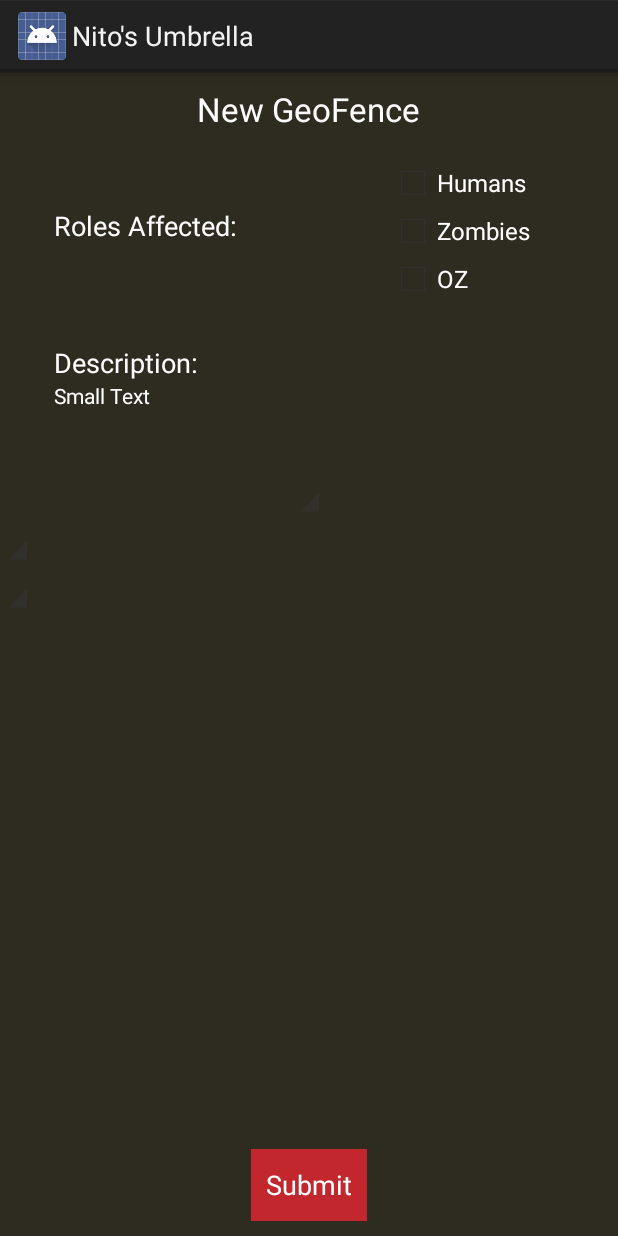
After one commit to TheComputerLiterates/App_NitosUmbrella, an Android app: the layout fragment_geo_circle.xml on its own in the app's theme, with its tools: preview values and no code run, on a phone screen of 412 x 824 dp. The commit adds this screen. Run offline under Robolectric (Android 15) with nearby library versions, the phone set to English and light mode, and no system bars.

Commit message:
Messing with GeoFence Buttons

```diff
--- /dev/null
+++ b/app/src/main/java/com/cen/complit/nitoumbrella/geoCircle.java
@@ -0,0 +1,49 @@
+package com.cen.complit.nitoumbrella;
+
+import android.app.Fragment;
+import android.content.BroadcastReceiver;
+import android.content.Context;
+import android.content.Intent;
+import android.content.IntentFilter;
+import android.os.Bundle;
+import android.support.annotation.Nullable;
+import android.support.v4.content.LocalBroadcastManager;
+import android.view.LayoutInflater;
+import android.view.View;
+import android.view.ViewGroup;
+import android.widget.ArrayAdapter;
+import android.widget.Button;
+import android.widget.Spinner;
+import android.widget.TextView;
+import android.widget.Toast;
+
+import org.apache.http.conn.ConnectTimeoutException;
+
+import java.io.File;
+import java.io.FileInputStream;
+import java.io.FileNotFoundException;
+import java.io.IOException;
+
+
+/**
+ * Created by Andrew on 1/28/2015.
+ */
+public class geoCircle extends Fragment{
+    Double myLat, myLong;
+    View rootview;
+    @Nullable
+    @Override
+    public View onCreateView(LayoutInflater inflater, ViewGroup container, Bundle savedInstanceState) {
+        rootview = inflater.inflate(R.layout.gps_layout, container, false);
+        myLat = getActivity().getIntent().getDoubleExtra("lat", 0.0);
+        myLong = getActivity().getIntent().getDoubleExtra("long", 0.0);
+
+        Spinner colorSpinner = (Spinner) rootview.findViewById(R.id.colorSpin);
+        ArrayAdapter<CharSequence> adapter = ArrayAdapter.createFromResource(getActivity(),
+                R.array.colors_array, android.R.layout.simple_spinner_item);
+        adapter.setDropDownViewResource(android.R.layout.simple_spinner_dropdown_item);
+        colorSpinner.setAdapter(adapter);
+
+        return rootview;
+    }
+}
--- a/app/src/main/java/com/cen/complit/nitoumbrella/geofence_Fragment.java
+++ b/app/src/main/java/com/cen/complit/nitoumbrella/geofence_Fragment.java
@@ -2,6 +2,7 @@ package com.cen.complit.nitoumbrella;
 
 import android.app.ActionBar;
 import android.app.Fragment;
+import android.content.Intent;
 import android.location.Location;
 import android.os.Bundle;
 import android.support.annotation.Nullable;
@@ -9,6 +10,7 @@ import android.util.Log;
 import android.view.LayoutInflater;
 import android.view.View;
 import android.view.ViewGroup;
+import android.widget.Button;
 import android.widget.EditText;
 import android.widget.RelativeLayout;
 
@@ -28,6 +30,8 @@ public class geofence_Fragment extends Fragment {
     private MapView mapView;
     private GoogleMap mymap;
     EditText myRad;
+    Button gSub;
+    Double rad, argLat, argLong;
 
     private View rootview;
     @Nullable
@@ -37,7 +41,13 @@ public class geofence_Fragment extends Fragment {
         final LatLng LANDIS = new LatLng(30.440910, -84.294993);
         myRad = new EditText(getActivity());
         myRad.setHint("Radius");
+        gSub = new Button(getActivity());
+        gSub.setText("Add!");
 
+        RelativeLayout.LayoutParams lp = new RelativeLayout.LayoutParams(ViewGroup.LayoutParams.WRAP_CONTENT, ViewGroup.LayoutParams.WRAP_CONTENT);
+        lp.addRule(RelativeLayout.CENTER_HORIZONTAL);
+        lp.addRule(RelativeLayout.ALIGN_PARENT_BOTTOM);
+        getActivity().addContentView(gSub, lp);
         getActivity().addContentView(myRad, new RelativeLayout.LayoutParams(ViewGroup.LayoutParams.WRAP_CONTENT, ViewGroup.LayoutParams.WRAP_CONTENT));
 
         mapView = (MapView) rootview.findViewById(R.id.map);
@@ -53,9 +63,10 @@ public class geofence_Fragment extends Fragment {
             @Override
             public void onMapClick(LatLng point) {
                 mymap.clear();
-                Double rad = 0.0;
+                rad = 0.0;
                 rad = Double.parseDouble(myRad.getText().toString());
-
+                argLat = point.latitude;
+                argLong = point.longitude;
                 if (rad != 0.0) {
                     mymap.addCircle(new CircleOptions()
                                     .center(point)
@@ -64,6 +75,16 @@ public class geofence_Fragment extends Fragment {
                                     .strokeColor(0x2e2b21)
                     );
                 }
+            }
+        });
+
+        gSub.setOnClickListener(new View.OnClickListener() {
+            @Override
+            public void onClick(View view) {
+                Intent newFence = new Intent(getActivity(), geoCircle.class);
+                newFence.putExtra("radius", rad);
+                newFence.putExtra("lat", argLat);
+                newFence.putExtra("long", argLong);
             }
         });
 
--- /dev/null
+++ b/app/src/main/res/layout/fragment_geo_circle.xml
@@ -0,0 +1,131 @@
+<?xml version="1.0" encoding="utf-8"?>
+<RelativeLayout xmlns:android="http://schemas.android.com/apk/res/android"
+    android:layout_width="match_parent" android:layout_height="match_parent"
+    android:background="@color/coffee">
+
+    <TextView
+        android:layout_width="wrap_content"
+        android:layout_height="wrap_content"
+        android:textAppearance="?android:attr/textAppearanceLarge"
+        android:text="New GeoFence"
+        android:id="@+id/textView"
+        android:layout_alignParentTop="true"
+        android:layout_margin="10dp"
+        android:layout_centerHorizontal="true"
+        android:layout_alignParentBottom="true"
+        android:textColor="@color/white" />
+
+    <CheckBox android:id="@+id/checkHumans"
+        android:layout_width="wrap_content"
+        android:layout_height="wrap_content"
+        android:text="Humans"
+        android:onClick="onCheckboxClicked"
+        android:layout_marginTop="58dp"
+        android:layout_alignParentTop="true"
+        android:layout_alignParentRight="true"
+        android:layout_alignParentEnd="true"
+        android:layout_marginRight="61dp"
+        android:layout_marginEnd="61dp"
+        android:textColor="@color/white"
+        />
+
+
+    <CheckBox android:id="@+id/checkZombies"
+        android:layout_width="wrap_content"
+        android:layout_height="wrap_content"
+        android:text="Zombies"
+        android:onClick="onCheckboxClicked"
+        android:layout_below="@+id/checkHumans"
+        android:layout_alignLeft="@+id/checkHumans"
+        android:layout_alignStart="@+id/checkHumans"
+        android:textColor="@color/white"
+        />
+
+    <CheckBox android:id="@+id/checkOZ"
+        android:layout_width="wrap_content"
+        android:layout_height="wrap_content"
+        android:text="OZ"
+        android:onClick="onCheckboxClicked"
+        android:layout_below="@+id/checkZombies"
+        android:layout_alignLeft="@+id/checkZombies"
+        android:layout_alignStart="@+id/checkZombies"
+        android:textColor="@color/white"
+        />
+
+    <TextView
+        android:layout_width="wrap_content"
+        android:layout_height="wrap_content"
+        android:textAppearance="?android:attr/textAppearanceMedium"
+        android:text="Roles Affected:"
+        android:textColor="@color/white"
+        android:id="@+id/rolesAffected"
+        android:layout_below="@+id/checkHumans"
+        android:layout_alignParentLeft="true"
+        android:layout_alignParentStart="true"
+        android:layout_marginLeft="36dp"
+        android:layout_marginStart="36dp" />
+
+    <TextView
+        android:layout_width="wrap_content"
+        android:layout_height="wrap_content"
+        android:textAppearance="?android:attr/textAppearanceMedium"
+        android:text="Description:"
+        android:id="@+id/textView7"
+        android:textColor="@color/white"
+        android:layout_marginTop="27dp"
+        android:layout_below="@+id/checkOZ"
+        android:layout_alignLeft="@+id/textView8"
+        android:layout_alignStart="@+id/textView8" />
+
+    <TextView
+        android:layout_width="wrap_content"
+        android:layout_height="wrap_content"
+        android:textAppearance="?android:attr/textAppearanceSmall"
+        android:text="Small Text"
+        android:textColor="@color/white"
+        android:id="@+id/textView8"
+        android:layout_below="@+id/textView7"
+        android:layout_alignLeft="@+id/rolesAffected"
+        android:layout_alignStart="@+id/rolesAffected"
+        android:layout_alignRight="@+id/checkZombies"
+        android:layout_alignEnd="@+id/checkZombies" />
+
+    <Spinner
+        android:layout_width="wrap_content"
+        android:layout_height="wrap_content"
+        android:id="@+id/gameSpin"
+        android:layout_below="@+id/colorSpin"
+        android:layout_alignParentLeft="true"
+        android:layout_alignParentStart="true" />
+
+    <Spinner
+        android:layout_width="wrap_content"
+        android:layout_height="wrap_content"
+        android:id="@+id/missionSpin"
+        android:layout_below="@+id/gameSpin"
+        android:layout_alignParentLeft="true"
+        android:layout_alignParentStart="true" />
+
+    <Spinner
+        android:layout_width="wrap_content"
+        android:layout_height="wrap_content"
+        android:id="@+id/colorSpin"
+        android:layout_below="@+id/textView8"
+        android:layout_centerHorizontal="true"
+        android:layout_marginTop="40dp" />
+
+    <Button
+        android:layout_width="wrap_content"
+        android:layout_height="wrap_content"
+        android:text="Submit"
+        android:textColor="@color/white"
+        android:background="@color/umbrella_red"
+        android:id="@+id/button2"
+        android:paddingLeft="10dp"
+        android:paddingRight="10dp"
+        android:layout_alignParentBottom="true"
+        android:layout_margin="10dp"
+        android:layout_centerHorizontal="true" />
+
+
+</RelativeLayout>
--- a/app/src/main/res/values/strings.xml
+++ b/app/src/main/res/values/strings.xml
@@ -40,4 +40,15 @@
 <!-- TODO: Remove or change this placeholder text -->
     <string name="hello_blank_fragment">Hello blank fragment</string>
 
+    <string-array name="colors_array">
+        <item>Mercury</item>
+        <item>Venus</item>
+        <item>Earth</item>
+        <item>Mars</item>
+        <item>Jupiter</item>
+        <item>Saturn</item>
+        <item>Uranus</item>
+        <item>Neptune</item>
+    </string-array>
+
 </resources>
```
